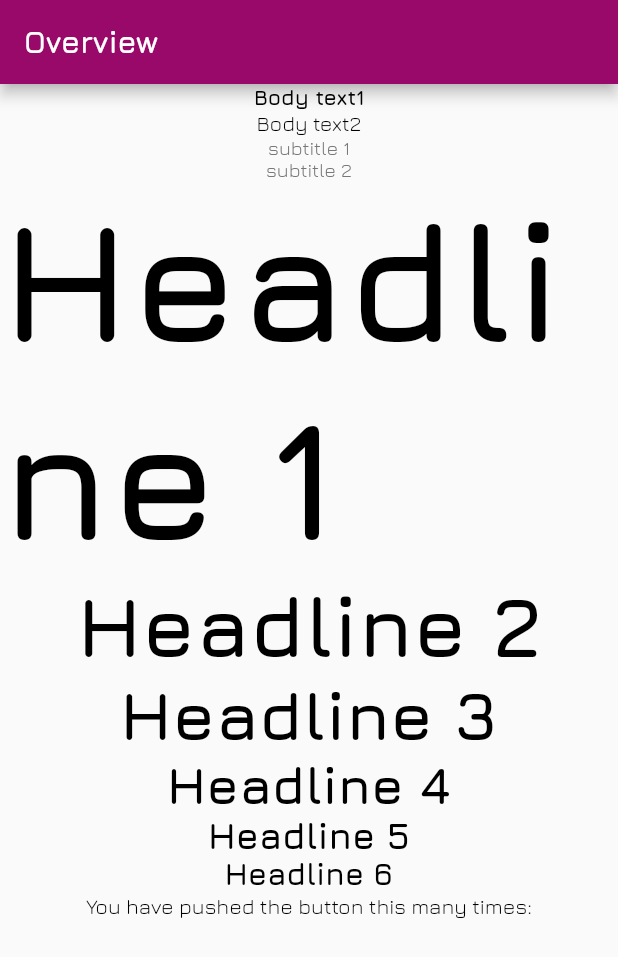
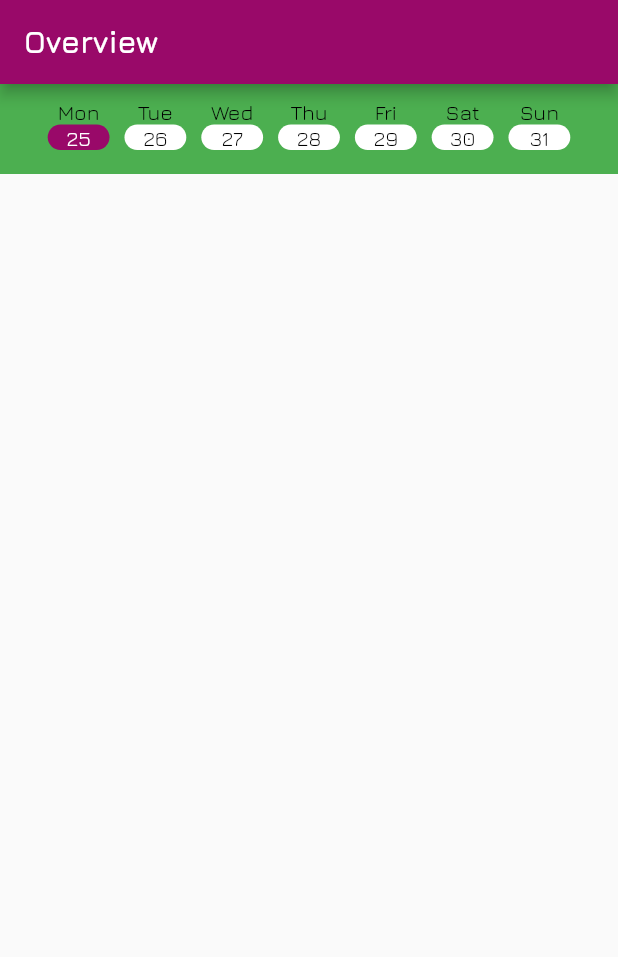
Before and after one commit to toke-dk/energy_of_hco, a Flutter app: the screen it shows after launch, on a phone screen of 412 x 824 dp. Shown: the top 957 px of the screen. Run offline on Flutter 3.47's test engine with Material 2 defaults, Android fonts, the phone set to English and light mode, and no system bars.

Commit message:
WIP: making a days scroll widget

```diff
--- a/lib/main.dart
+++ b/lib/main.dart
@@ -1,4 +1,5 @@
 import 'package:energy_of_hco/helpers/app_theme_helper.dart';
+import 'package:energy_of_hco/pages/Overview_page.dart';
 import 'package:energy_of_hco/palette.dart';
 import 'package:flutter/material.dart';
 
@@ -64,49 +65,7 @@
           child: Column(
             mainAxisAlignment: MainAxisAlignment.center,
             children: <Widget>[
-              Text(
-                "Body text1",
-                style: getAppTextTheme(context).bodyText1,
-              ),
-              Text(
-                "Body text2",
-                style: getAppTextTheme(context).bodyText2,
-              ),
-              Text(
-                "subtitle 1",
-                style: getAppTextTheme(context).subtitle1,
-              ),
-              Text(
-                "subtitle 2",
-                style: getAppTextTheme(context).subtitle1,
-              ),
-              Text(
-                "Headline 1",
-                style: getAppTextTheme(context).headline1,
-              ),
-              Text(
-                "Headline 2",
-                style: getAppTextTheme(context).headline2,
-              ),
-              Text(
-                "Headline 3",
-                style: Theme.of(context).textTheme.headline3,
-              ),
-              Text(
-                "Headline 4",
-                style: Theme.of(context).textTheme.headline4,
-              ),
-              Text(
-                "Headline 5",
-                style: Theme.of(context).textTheme.headline5,
-              ),
-              Text(
-                "Headline 6",
-                style: Theme.of(context).textTheme.headline6,
-              ),
-              const Text(
-                'You have pushed the button this many times:',
-              ),
+              OverView()
             ],
           ),
         ),
--- /dev/null
+++ b/lib/pages/Overview_page.dart
@@ -0,0 +1,17 @@
+import 'package:energy_of_hco/widgets/days_scroll.dart';
+import 'package:flutter/material.dart';
+
+class OverView extends StatelessWidget {
+  const OverView({Key? key}) : super(key: key);
+
+  @override
+  Widget build(BuildContext context) {
+    return SingleChildScrollView(
+      child: Column(
+        children: [
+          DaysScroll()
+        ],
+      ),
+    );
+  }
+}
--- /dev/null
+++ b/lib/widgets/days_scroll.dart
@@ -0,0 +1,129 @@
+import 'package:energy_of_hco/helpers/app_theme_helper.dart';
+import 'package:flutter/cupertino.dart';
+import 'package:flutter/material.dart';
+
+List<DateTime> getWeekDates(int weekNumber) {
+  final DateTime now = DateTime.now();
+  final DateTime firstDayOfYear = DateTime(now.year, 1, 1);
+  final int daysOffset = (weekNumber - 1) * 7;
+
+  final DateTime firstDayOfTargetWeek = firstDayOfYear.add(Duration(days: daysOffset));
+  final List<DateTime> weekDates = [];
+
+  for (int i = 0; i < 7; i++) {
+    final DateTime date = firstDayOfTargetWeek.add(Duration(days: i));
+    weekDates.add(date);
+  }
+
+  return weekDates;
+}
+
+
+class DaysScroll extends StatefulWidget {
+  const DaysScroll({Key? key}) : super(key: key);
+
+  @override
+  _DaysScrollState createState() => _DaysScrollState();
+}
+
+class _DaysScrollState extends State<DaysScroll> {
+  List<String> listOfMonths = [
+    "Jan",
+    "Feb",
+    "Mar",
+    "Apr",
+    "May",
+    "Jun",
+    "Jul",
+    "Aug",
+    "Sep",
+    "Oct",
+    "Nov",
+    "Dec"
+  ]; //List Of Months
+
+  List<String> listOfDays = [
+    "Mon",
+    "Tue",
+    "Wed",
+    "Thu",
+    "Fri",
+    "Sat",
+    "Sun"
+  ]; //List of Days
+
+  DateTime selectedDate = DateTime.now(); // TO tracking date
+
+  int currentDateSelectedIndex = 0; //For Horizontal Date
+  ScrollController scrollController =
+      ScrollController(); //Scroll Controller for ListView
+
+  @override
+  Widget build(BuildContext context) {
+
+    return Container(
+        height: 60,
+        color: Colors.green,
+        child: ListView.builder(
+          shrinkWrap: true,
+          itemCount: 3,
+          scrollDirection: Axis.horizontal,
+          physics: const PageScrollPhysics(),
+          itemBuilder: (context, indexWeek) {
+            List<DateTime> currentWeekDates = getWeekDates(indexWeek);
+            return SizedBox(
+              width: MediaQuery.of(context).size.width,
+              child: Center(
+                child: ListView.separated(
+                    shrinkWrap: true,
+                    separatorBuilder: (context, index) => SizedBox(
+                          width: 10,
+                        ),
+                    itemCount: 7,
+                    padding: EdgeInsets.all(10),
+                    controller: scrollController,
+                    scrollDirection: Axis.horizontal,
+                    itemBuilder: (BuildContext context, int indexDay) {
+                      return InkWell(
+                        onTap: () {
+                          setState(() {
+                            currentDateSelectedIndex = indexDay;
+                            selectedDate =
+                                DateTime.now().add(Duration(days: indexDay));
+                          });
+                        },
+                        child: Column(
+                          children: [
+                            Text(listOfDays[indexDay]),
+                            InkWell(
+                              child: Container(
+                                width: MediaQuery.of(context).size.width * 0.1,
+                                decoration: BoxDecoration(
+                                    borderRadius: BorderRadius.circular(10),
+                                    color: currentDateSelectedIndex == indexDay
+                                        ? getAppColorScheme(context).primary
+                                        : getAppColorScheme(context).onPrimary),
+                                child: Text(
+                                  "${currentWeekDates[indexDay].day}",
+                                  textAlign: TextAlign.center,
+                                  style: TextStyle(
+                                      color: currentDateSelectedIndex ==
+                                              indexDay
+                                          ? getAppColorScheme(context).onPrimary
+                                          : getAppTextTheme(context)
+                                              .bodyText1!
+                                              .color),
+                                ),
+                              ),
+                            ),
+                          ],
+                        ),
+                      );
+                    }),
+              ),
+            );
+          },
+        ));
+  }
+}
+/// TODO avoid nesting the listview.builder but make the direction in another way
--- a/pubspec.yaml
+++ b/pubspec.yaml
@@ -34,6 +34,7 @@ dependencies:
   # The following adds the Cupertino Icons font to your application.
   # Use with the CupertinoIcons class for iOS style icons.
   cupertino_icons: ^1.0.2
+  intl: ^0.18.1
 
 dev_dependencies:
   flutter_test:
```
Also changed, not shown: pubspec.lock.
